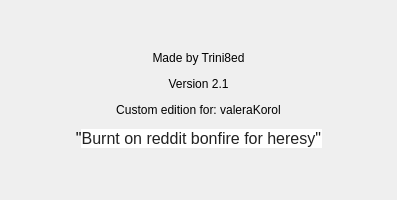
Above: About.ui from Trini8ed/techies_calculator before the change. Below: the same form after it.
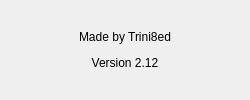
That is the form after the change.

Patch:
```diff
--- a/About.ui
+++ b/About.ui
@@ -6,20 +6,26 @@
    <rect>
     <x>0</x>
     <y>0</y>
-    <width>397</width>
-    <height>200</height>
+    <width>250</width>
+    <height>100</height>
    </rect>
   </property>
   <property name="sizePolicy">
-   <sizepolicy hsizetype="Preferred" vsizetype="Preferred">
+   <sizepolicy hsizetype="Fixed" vsizetype="Fixed">
     <horstretch>0</horstretch>
     <verstretch>0</verstretch>
    </sizepolicy>
   </property>
+  <property name="minimumSize">
+   <size>
+    <width>250</width>
+    <height>100</height>
+   </size>
+  </property>
   <property name="maximumSize">
    <size>
-    <width>400</width>
-    <height>200</height>
+    <width>250</width>
+    <height>100</height>
    </size>
   </property>
   <property name="windowTitle">
@@ -32,7 +38,7 @@
       <string notr="true">font: 75 14pt &quot;MS Shell Dlg 2&quot;;</string>
      </property>
      <property name="text">
-      <string>&lt;html&gt;&lt;head/&gt;&lt;body&gt;&lt;p align=&quot;center&quot;&gt;Made by Trini8ed&lt;/p&gt;&lt;p align=&quot;center&quot;&gt;Version 2.1&lt;/p&gt;&lt;p align=&quot;center&quot;&gt;Custom edition for: valeraKorol&lt;/p&gt;&lt;p align=&quot;center&quot;&gt;&lt;span style=&quot; font-size:12pt;&quot;&gt;&amp;quot;&lt;/span&gt;&lt;span style=&quot; font-family:'verdana,arial,helvetica,sans-serif'; font-size:12pt; font-weight:400; color:#222222; background-color:#ffffff;&quot;&gt;Burnt on reddit bonfire for heresy&amp;quot;&lt;/span&gt;&lt;/p&gt;&lt;/body&gt;&lt;/html&gt;</string>
+      <string>&lt;html&gt;&lt;head/&gt;&lt;body&gt;&lt;p align=&quot;center&quot;&gt;Made by Trini8ed&lt;/p&gt;&lt;p align=&quot;center&quot;&gt;Version 2.12&lt;/p&gt;&lt;/body&gt;&lt;/html&gt;</string>
      </property>
     </widget>
    </item>
```
